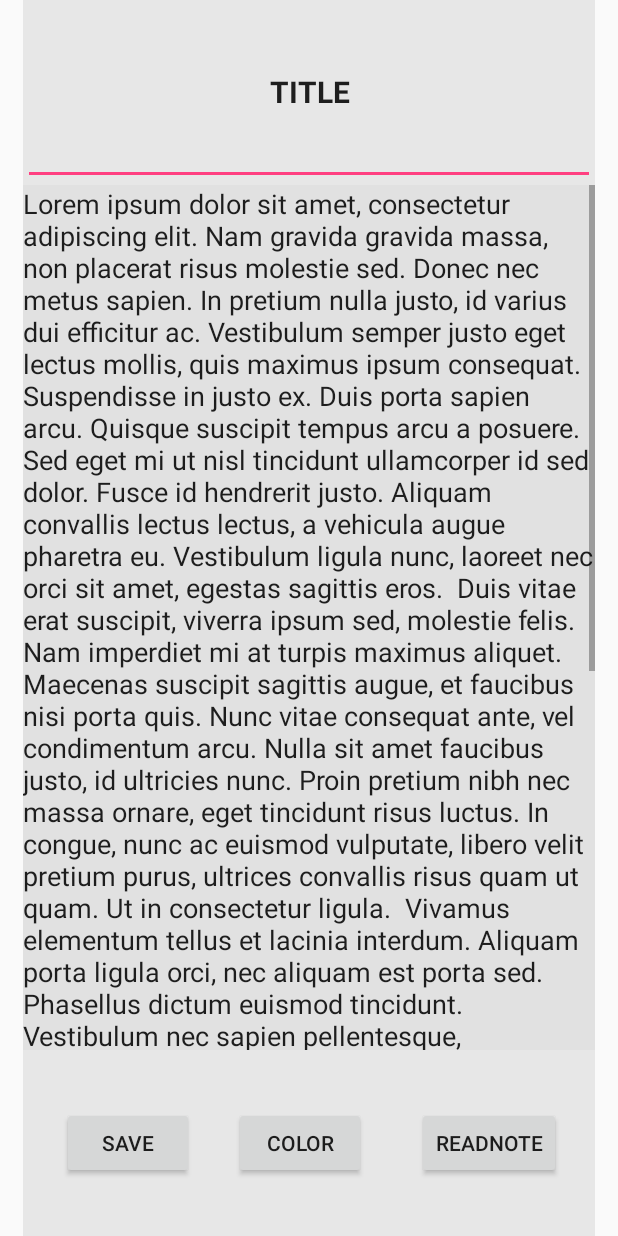
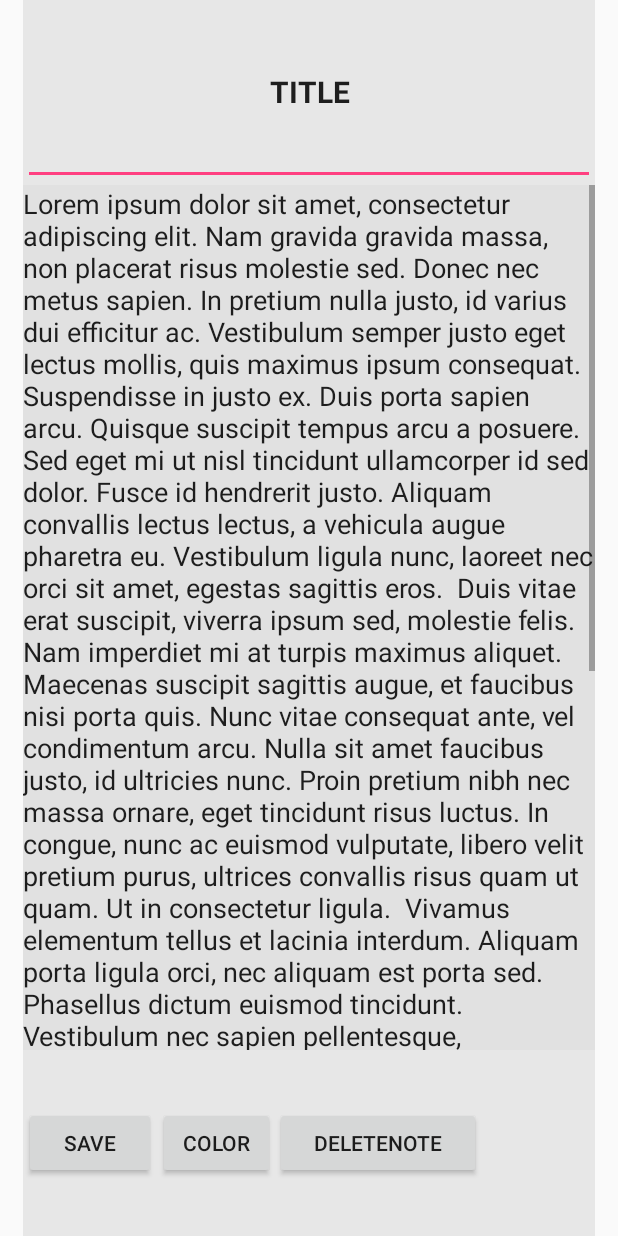
Before and after one commit to VincentGuidon/AndPad, an Android app: the layout notepad_activity.xml on its own in the app's theme, with its tools: preview values and no code run, on a phone screen of 412 x 824 dp. Run offline under Robolectric (Android 15) with nearby library versions, the phone set to English and light mode, and no system bars.

Commit message:
Delete Note & onResume on the main page

```diff
--- a/app/src/main/res/layout/notepad_activity.xml
+++ b/app/src/main/res/layout/notepad_activity.xml
@@ -73,16 +73,15 @@ Sed rutrum nunc sed augue tincidunt, id eleifend quam elementum. Fusce aliquet f
         </LinearLayout>
 
         <LinearLayout
-            android:layout_width="0dp"
+            android:layout_width="wrap_content"
             android:layout_height="match_parent"
-            android:layout_weight="1"
             android:gravity="center_vertical">
             <Button
-                android:id="@+id/ButtonRead"
-                android:layout_width="wrap_content"
+                android:layout_width="137dp"
                 android:layout_height="wrap_content"
-                android:text="ReadNote"
-                android:onClick="readNote"/>
+                android:text="DeleteNote"
+                android:onClick="deleteNote"
+                android:id="@+id/Delete" />
         </LinearLayout>
     </LinearLayout>
 
```
Also changed, not shown: app/src/main/java/com/andpad/andpad/NotePadActivity.java (+16 -4 lines), app/src/main/java/com/andpad/andpad/NotePadList.java (+7 -3 lines), app/src/main/java/com/andpad/andpad/WrapperListNote.java (+28 -1 lines), app/src/main/java/com/andpad/json/Filemanager.java (deleted, +0 -88 lines), app/src/main/java/com/andpad/json/JsonHandle.java (+1 -15 lines).
